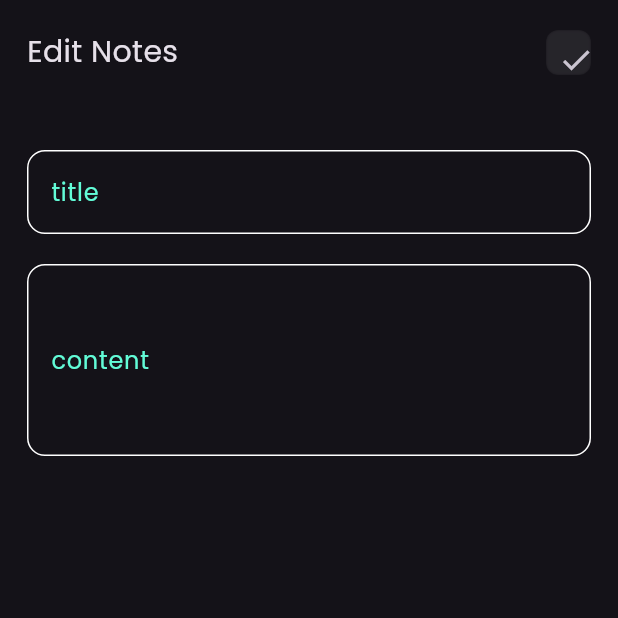
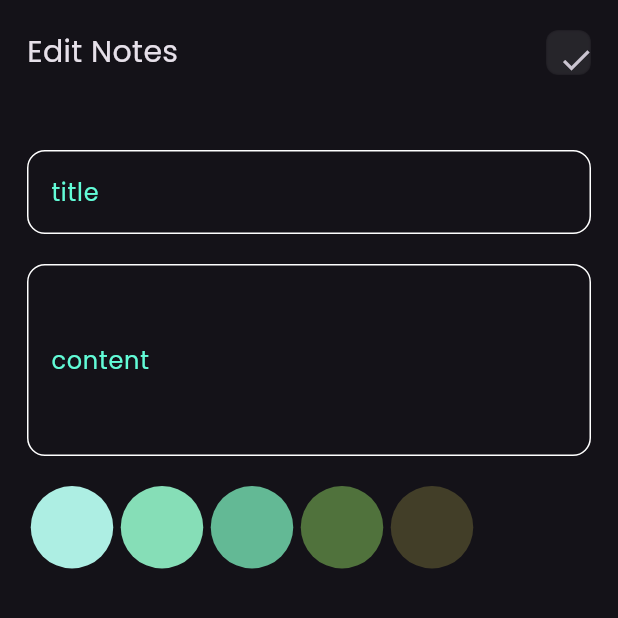
Before and after one commit to AliKamar34/notes_app, a Flutter app: the EditNoteView screen opened directly with empty values, on a phone screen of 412 x 824 dp, the top half of it. Run offline on Flutter 3.47's test engine with Material 3 defaults, Android fonts, the phone set to English and light mode, and no system bars; our stand-ins replace bloc, flutter_bloc, font_awesome_flutter, hive, hive_flutter; accounts and stored records are empty.

Commit message:
add color list to edit note view and finish app

```diff
--- a/lib/constants.dart
+++ b/lib/constants.dart
@@ -2,3 +2,10 @@ import 'package:flutter/material.dart';
 
 const kPrimaryColor = Color(0xff62fcd7);
 const kNotesBox = 'notesBox';
+List<Color> kColors = const [
+  Color(0xffADEEE3),
+  Color(0xff86DEB7),
+  Color(0xff63B995),
+  Color(0xff50723C),
+  Color(0xff423E28),
+];
--- a/lib/cubits/add_note_cubit/add_note_cubit.dart
+++ b/lib/cubits/add_note_cubit/add_note_cubit.dart
@@ -1,4 +1,5 @@
 import 'package:bloc/bloc.dart';
+import 'package:flutter/material.dart';
 import 'package:hive_flutter/hive_flutter.dart';
 import 'package:meta/meta.dart';
 import 'package:notes_app/constants.dart';
@@ -8,8 +9,9 @@ part 'add_note_state.dart';
 
 class AddNoteCubit extends Cubit<AddNoteState> {
   AddNoteCubit() : super(AddNoteInitial());
-
+  Color color = const Color(0xffADEEE3);
   addNote(NoteModle note) async {
+    note.color = color.value;
     emit(AddNoteLoading());
     try {
       var notesBox = Hive.box<NoteModle>(kNotesBox);
--- a/lib/models/note_model.dart
+++ b/lib/models/note_model.dart
@@ -12,7 +12,7 @@ class NoteModle extends HiveObject {
   @HiveField(2)
   final String date;
   @HiveField(3)
-  final int color;
+   int color;
 
   NoteModle(
       {required this.title,
--- a/lib/views/widgets/colors_list_view.dart
+++ b/lib/views/widgets/colors_list_view.dart
@@ -1,4 +1,7 @@
 import 'package:flutter/material.dart';
+import 'package:flutter_bloc/flutter_bloc.dart';
+import 'package:notes_app/constants.dart';
+import 'package:notes_app/cubits/add_note_cubit/add_note_cubit.dart';
 
 class ColorItem extends StatelessWidget {
   const ColorItem({super.key, required this.isChoosen, required this.color});
@@ -25,32 +28,28 @@ class ListViewColors extends StatefulWidget {
 
 class _ListViewColorsState extends State<ListViewColors> {
   int currentIndex = 0;
-  List<Color> colors = const [
-     Color(0xffADEEE3),
-     Color(0xff86DEB7),
-     Color(0xff63B995),
-     Color(0xff50723C),
-     Color(0xff423E28),
-  ];
+
   @override
   Widget build(BuildContext context) {
     return SizedBox(
       height: 55,
       child: ListView.builder(
-          itemCount: colors.length,
+        itemCount: kColors.length,
         scrollDirection: Axis.horizontal,
         itemBuilder: (context, index) {
           return GestureDetector(
             onTap: () {
               currentIndex = index;
+              BlocProvider.of<AddNoteCubit>(context).color = kColors[index];
               setState(() {});
             },
             child: ColorItem(
-                color: colors[index],
+              color: kColors[index],
               isChoosen: currentIndex == index,
             ),
           );
-          }),
+        },
+      ),
     );
   }
 }
--- /dev/null
+++ b/lib/views/widgets/edit_note_list_view.dart
@@ -0,0 +1,44 @@
+import 'package:flutter/material.dart';
+import 'package:notes_app/constants.dart';
+import 'package:notes_app/models/note_model.dart';
+import 'package:notes_app/views/widgets/colors_list_view.dart';
+
+class EditNoteColorsList extends StatefulWidget {
+  const EditNoteColorsList({super.key, required this.note});
+  final NoteModle note;
+  @override
+  State<EditNoteColorsList> createState() => _EditNoteColorsListState();
+}
+
+class _EditNoteColorsListState extends State<EditNoteColorsList> {
+  late int currentIndex;
+  @override
+  void initState() {
+    currentIndex = kColors.indexOf(Color(widget.note.color));
+    super.initState();
+  }
+
+  @override
+  Widget build(BuildContext context) {
+    return SizedBox(
+      height: 55,
+      child: ListView.builder(
+        itemCount: kColors.length,
+        scrollDirection: Axis.horizontal,
+        itemBuilder: (context, index) {
+          return GestureDetector(
+            onTap: () {
+              currentIndex = index;
+              widget.note.color = kColors[index].value;
+              setState(() {});
+            },
+            child: ColorItem(
+              color: kColors[index],
+              isChoosen: currentIndex == index,
+            ),
+          );
+        },
+      ),
+    );
+  }
+}
--- a/lib/views/widgets/edit_note_view_body.dart
+++ b/lib/views/widgets/edit_note_view_body.dart
@@ -1,9 +1,12 @@
 import 'package:flutter/material.dart';
 import 'package:flutter_bloc/flutter_bloc.dart';
+import 'package:notes_app/constants.dart';
 import 'package:notes_app/cubits/notes_cubit/notes_cubit.dart';
 import 'package:notes_app/models/note_model.dart';
+import 'package:notes_app/views/widgets/colors_list_view.dart';
 import 'package:notes_app/views/widgets/custom_app_bar.dart';
 import 'package:notes_app/views/widgets/custom_text_feild.dart';
+import 'package:notes_app/views/widgets/edit_note_list_view.dart';
 
 class EditNoteViewBody extends StatefulWidget {
   const EditNoteViewBody({super.key, required this.note});
@@ -42,8 +45,8 @@ class _EditNoteViewBodyState extends State<EditNoteViewBody> {
             height: 50,
           ),
           CustomTextField(
-            hint:widget.note.title ,
-            label:'title',
+            hint: widget.note.title,
+            label: 'title',
             onChanged: (value) {
               title = value;
             },
@@ -55,9 +58,15 @@ class _EditNoteViewBodyState extends State<EditNoteViewBody> {
             onChanged: (value) {
               content = value;
             },
-            hint:widget.note.subtitle ,
-            label:'content',
+            hint: widget.note.subtitle,
+            label: 'content',
             maxLines: 4,
+          ),
+          const SizedBox(
+            height: 20,
+          ),
+          EditNoteColorsList(
+            note: widget.note,
           ),
         ],
       ),
```
Lines whose indentation alone changed are shown as unchanged.
